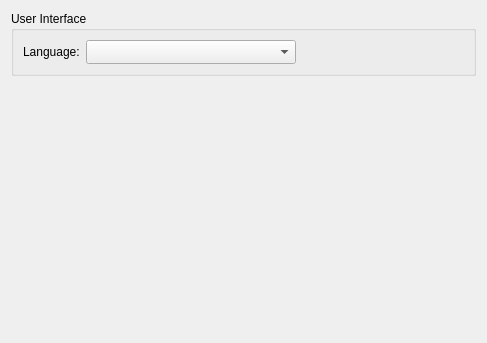
Above: src/plugins/coreplugin/generalsettings.ui from andy-fillebrown/audiocarver before the change. Below: the same form after it.
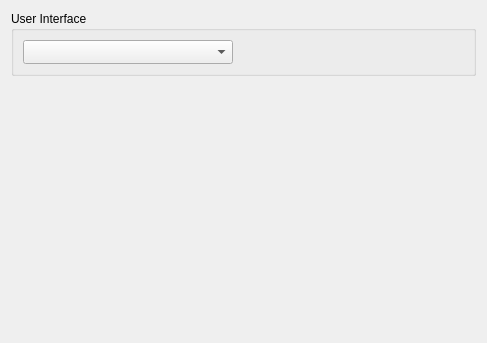
That is the form after the change.

Commit message: Remove unused layout item from language tab in settings dialog

```diff
--- a/src/plugins/coreplugin/generalsettings.ui
+++ b/src/plugins/coreplugin/generalsettings.ui
@@ -44,16 +44,6 @@
         </item>
        </layout>
       </item>
-      <item row="2" column="1">
-       <layout class="QHBoxLayout" name="horizontalLayout_6"/>
-      </item>
-      <item row="1" column="0">
-       <widget class="QLabel" name="languageLabel">
-        <property name="text">
-         <string>Language:</string>
-        </property>
-       </widget>
-      </item>
      </layout>
     </widget>
    </item>
```
